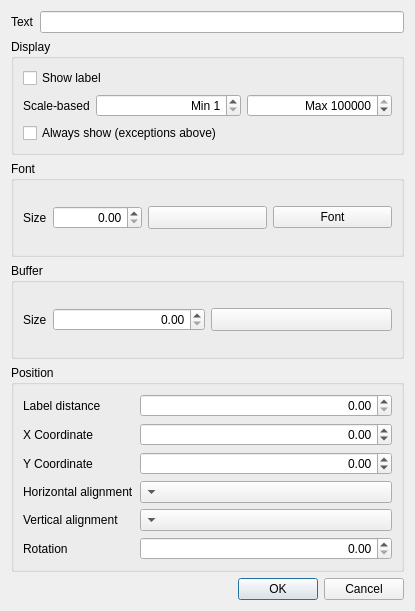
The window that src/ui/qgslabelpropertydialogbase.ui (carsmie/QGIS) describes before a commit, drawn with Qt 5.
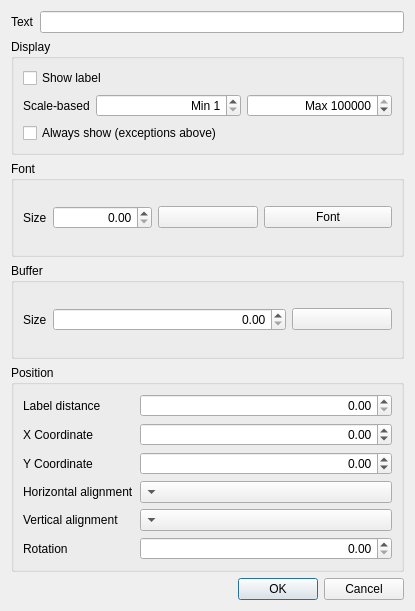
The same window after the commit. Custom widgets are drawn as their Qt base class.

Commit message: [FEATURE] Update QgsColorButton to offer live color chooser updates and show transparent checkerboard background

```diff
--- a/src/ui/qgslabelpropertydialogbase.ui
+++ b/src/ui/qgslabelpropertydialogbase.ui
@@ -34,19 +34,6 @@
       <string>Font</string>
      </property>
      <layout class="QGridLayout" name="gridLayout">
-      <item row="0" column="1">
-       <widget class="QgsColorButton" name="mFontColorButton">
-        <property name="sizePolicy">
-         <sizepolicy hsizetype="Preferred" vsizetype="Fixed">
-          <horstretch>0</horstretch>
-          <verstretch>0</verstretch>
-         </sizepolicy>
-        </property>
-        <property name="text">
-         <string/>
-        </property>
-       </widget>
-      </item>
       <item row="0" column="2">
        <widget class="QPushButton" name="mFontPushButton">
         <property name="text">
@@ -81,6 +68,19 @@
         </item>
        </layout>
       </item>
+      <item row="0" column="1">
+       <widget class="QgsColorButton" name="mFontColorButton">
+        <property name="maximumSize">
+         <size>
+          <width>100</width>
+          <height>16777215</height>
+         </size>
+        </property>
+        <property name="text">
+         <string/>
+        </property>
+       </widget>
+      </item>
      </layout>
     </widget>
    </item>
@@ -197,11 +197,11 @@
       </item>
       <item row="0" column="1">
        <widget class="QgsColorButton" name="mBufferColorButton">
-        <property name="sizePolicy">
-         <sizepolicy hsizetype="Preferred" vsizetype="Fixed">
-          <horstretch>0</horstretch>
-          <verstretch>0</verstretch>
-         </sizepolicy>
+        <property name="maximumSize">
+         <size>
+          <width>100</width>
+          <height>16777215</height>
+         </size>
         </property>
         <property name="text">
          <string/>
@@ -370,7 +370,7 @@
  <customwidgets>
   <customwidget>
    <class>QgsColorButton</class>
-   <extends>QToolButton</extends>
+   <extends>QPushButton</extends>
    <header>qgscolorbutton.h</header>
   </customwidget>
  </customwidgets>
```
The commit also changes 73 other files.
